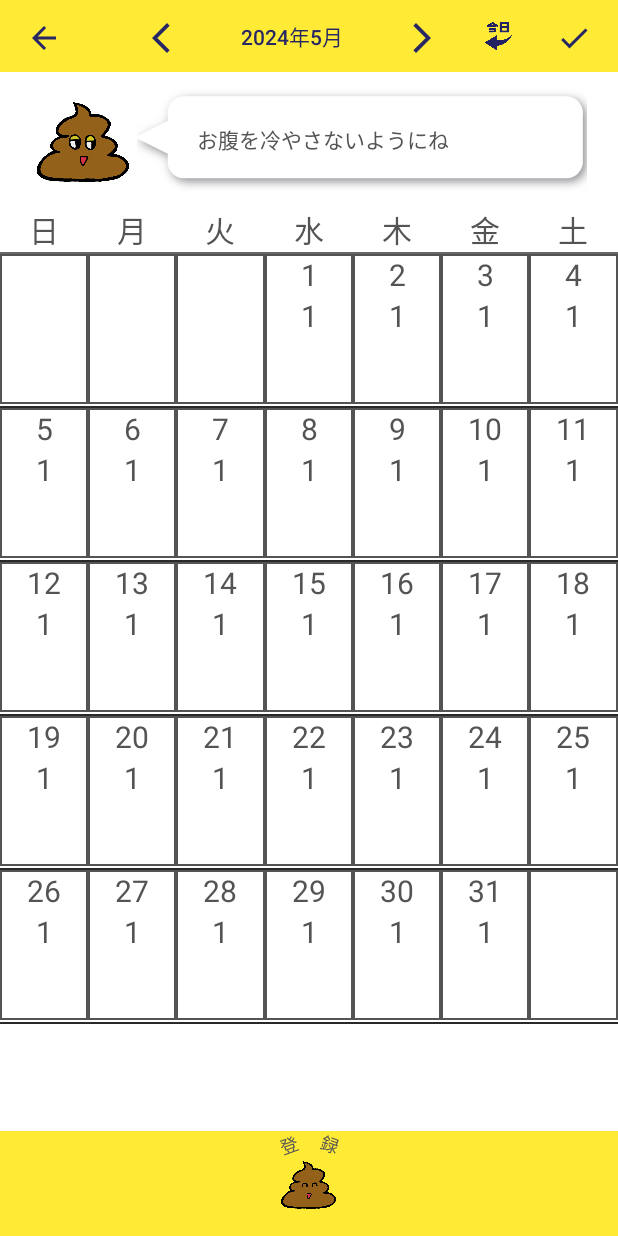
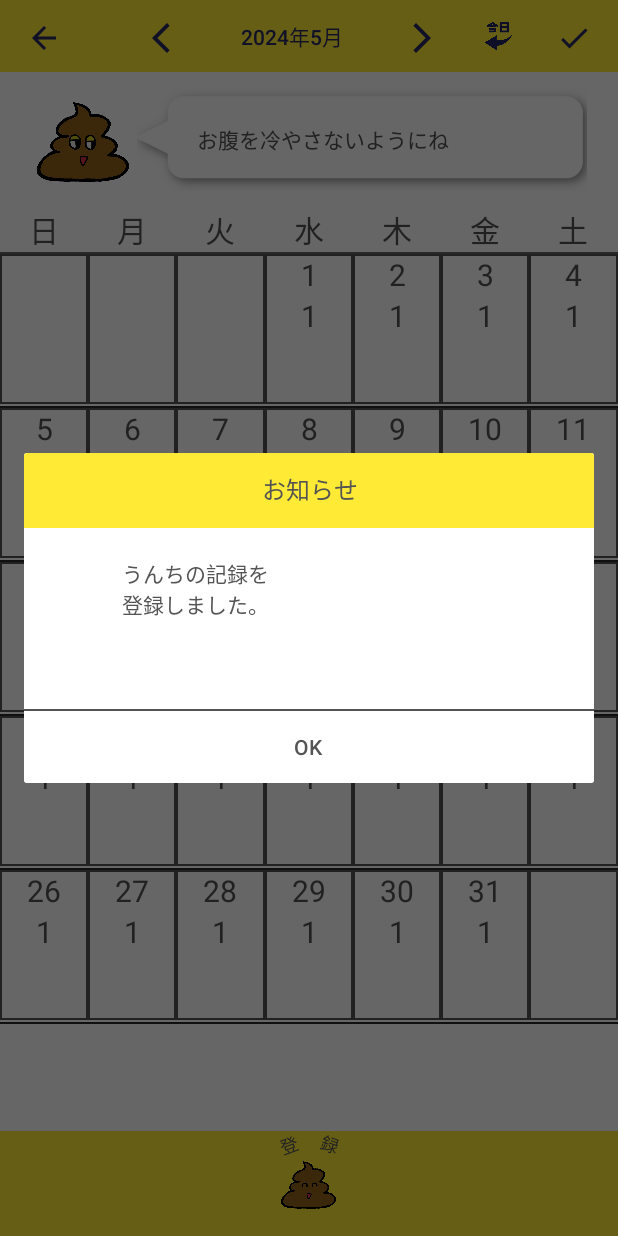
Before and after one commit to amefure/Android-KyounoUnchi, an Android app: the screen it shows after launch (MainActivity), after a tap on "うんち登録ボタン", on a phone screen of 412 x 824 dp. Run offline under Robolectric (Android 15) with nearby library versions, the phone set to English and light mode, and no system bars; our stand-ins replace AdMob, Room's generated code, RxJava; 1 other tap on this screen came first.

Commit message:
カスタムダイアログの実装

```diff
--- /dev/null
+++ b/app/src/main/java/com/amefure/unchilog/Model/Key/AppArgKey.kt
@@ -0,0 +1,15 @@
+package com.amefure.unchilog.Model.Key
+
+class AppArgKey {
+    companion object {
+
+        // Dialog
+        public const val ARG_DIALOG_TITLE_KEY = "ARG_DIALOG_TITLE_KEY"
+        public const val ARG_DIALOG_MSG_KEY = "ARG_DIALOG_MSG_KEY"
+        public const val ARG_DIALOG_SHOW_POSITIVE_KEY = "ARG_DIALOG_SHOW_POSITIVE_KEY"
+        public const val ARG_DIALOG_SHOW_NEGATIVE_KEY = "ARG_DIALOG_SHOW_NEGATIVE_KEY"
+
+        // AppLock
+        public const val APP_LOCK_FLAG_KEY = "APP_LOCK_FLAG_KEY"
+    }
+}
--- /dev/null
+++ b/app/src/main/java/com/amefure/unchilog/View/Dialog/CustomNotifyDialogFragment.kt
@@ -0,0 +1,112 @@
+package com.amefure.unchilog.View.Dialog
+
+import android.app.AlertDialog
+import android.app.Dialog
+import android.os.Bundle
+import android.view.View
+import android.widget.Button
+import android.widget.TextView
+import androidx.fragment.app.DialogFragment
+import com.amefure.unchilog.Model.Key.AppArgKey
+import com.amefure.unchilog.R
+
+class CustomNotifyDialogFragment : DialogFragment() {
+
+    /**
+     * 引数で受け取るデータ
+     */
+    private var title: String = ""
+    private var msg: String = ""
+    private var showPositive: Boolean = true
+    private var showNegative: Boolean = true
+
+    /**
+     * 引数で受け取る処理
+     */
+    private var listener: onTappedListner? = null
+
+    /**
+     * ポジティブボタンアクション
+     * ネガティブボタンアクション
+     */
+    interface onTappedListner {
+        fun onPositiveButtonTapped()
+        fun onNegativeButtonTapped()
+    }
+
+    /**
+     * リスナーのセットは使用するFragmentから呼び出して行う
+     * リスナーオブジェクトの中に処理が含まれて渡される
+     */
+    public fun setOnTappedListner(listener: onTappedListner? = null) {
+        // 定義した変数listenerに実行したい処理を引数で渡す（CategoryListFragmentで渡している）
+        this.listener = listener
+    }
+
+    /**
+     * インスタンス化メソッド
+     */
+    companion object {
+        @JvmStatic
+        public fun newInstance(title: String, msg: String, showPositive: Boolean = true, showNegative: Boolean = true) =
+            CustomNotifyDialogFragment().apply {
+                arguments = Bundle().apply {
+                    putString(AppArgKey.ARG_DIALOG_TITLE_KEY, title)
+                    putString(AppArgKey.ARG_DIALOG_MSG_KEY, msg)
+                    putBoolean(AppArgKey.ARG_DIALOG_SHOW_POSITIVE_KEY, showPositive)
+                    putBoolean(AppArgKey.ARG_DIALOG_SHOW_NEGATIVE_KEY, showNegative)
+                }
+            }
+    }
+
+    override fun onCreate(savedInstanceState: Bundle?) {
+        super.onCreate(savedInstanceState)
+        arguments?.let {
+            title = it.getString(AppArgKey.ARG_DIALOG_TITLE_KEY).toString()
+            msg = it.getString(AppArgKey.ARG_DIALOG_MSG_KEY).toString()
+            showPositive = it.getBoolean(AppArgKey.ARG_DIALOG_SHOW_POSITIVE_KEY)
+            showNegative = it.getBoolean(AppArgKey.ARG_DIALOG_SHOW_NEGATIVE_KEY)
+        }
+    }
+
+    override fun onCreateDialog(savedInstanceState: Bundle?): Dialog {
+
+        val builder = AlertDialog.Builder(this.requireContext())
+        val inflater = this.requireActivity().layoutInflater
+        val dialog = inflater.inflate(R.layout.fragment_custom_notify_dialog,null)
+
+        val title: TextView = dialog.findViewById(R.id.dialog_title)
+        val msg: TextView = dialog.findViewById(R.id.dialog_msg)
+        val positiveButton: Button = dialog.findViewById(R.id.positive_button)
+        val negativeButton: Button = dialog.findViewById(R.id.negative_button)
+        val divider: View = dialog.findViewById(R.id.button_vertical_divider)
+
+        if (!showPositive) {
+            positiveButton.visibility = View.GONE
+            divider.visibility = View.GONE
+        }
+
+        if (!showNegative) {
+            negativeButton.visibility = View.GONE
+            divider.visibility = View.GONE
+        }
+
+        title.text = this.title
+        msg.text = this.msg
+
+        // ポジティブボタンアクション実装
+        positiveButton.setOnClickListener {
+            listener?.onPositiveButtonTapped()
+            dismiss()
+        }
+
+        // ネガティブボタンアクション実装
+        negativeButton.setOnClickListener {
+            listener?.onNegativeButtonTapped()
+            dismiss()
+        }
+
+        builder.setView(dialog)
+        return builder.create()
+    }
+}
--- a/app/src/main/java/com/amefure/unchilog/View/PoopCalendarFragment.kt
+++ b/app/src/main/java/com/amefure/unchilog/View/PoopCalendarFragment.kt
@@ -21,6 +21,7 @@ import androidx.recyclerview.widget.RecyclerView
 import com.amefure.unchilog.R
 import com.amefure.unchilog.Repository.SCCalender.SCCalenderRepository
 import com.amefure.unchilog.Repository.SCCalender.fullname
+import com.amefure.unchilog.View.Dialog.CustomNotifyDialogFragment
 import com.amefure.unchilog.View.RecycleViewSetting.PoopCalendarAdapter
 import com.amefure.unchilog.View.RecycleViewSetting.WeekAdapter
 import com.amefure.unchilog.ViewModel.PoopViewModel
@@ -57,14 +58,39 @@ class PoopCalendarFragment : Fragment() {
 
         entryPoopButton.setOnClickListener {
             viewModel.insertPoop(createdAt = Date())
+            val dialog = CustomNotifyDialogFragment.newInstance(
+                title = getString(R.string.dialog_title_notice),
+                msg = getString(R.string.dialog_msg_success_entry_poop),
+                showPositive = true,
+                showNegative = false
+            )
+            dialog.show(parentFragmentManager, "SuccessEntryPoopDialog")
         }
 
         forwardMonthButton.setOnClickListener {
             var result = sccalenderRepository.forwardMonth()
+            if (!result) {
+                val dialog = CustomNotifyDialogFragment.newInstance(
+                    title = getString(R.string.dialog_title_notice),
+                    msg = getString(R.string.dialog_msg_failed_calendar_out_range),
+                    showPositive = true,
+                    showNegative = false
+                )
+                dialog.show(parentFragmentManager, "CalendarOutRangeNameDialog")
+            }
         }
 
         backMonthButton.setOnClickListener {
             var result = sccalenderRepository.backMonth()
+            if (!result) {
+                val dialog = CustomNotifyDialogFragment.newInstance(
+                    title = getString(R.string.dialog_title_notice),
+                    msg = getString(R.string.dialog_msg_failed_calendar_out_range),
+                    showPositive = true,
+                    showNegative = false
+                )
+                dialog.show(parentFragmentManager, "CalendarOutRangeNameDialog")
+            }
         }
 
         // 月の日付更新
--- /dev/null
+++ b/app/src/main/res/layout/fragment_custom_notify_dialog.xml
@@ -0,0 +1,104 @@
+<?xml version="1.0" encoding="utf-8"?>
+<androidx.constraintlayout.widget.ConstraintLayout xmlns:android="http://schemas.android.com/apk/res/android"
+    xmlns:app="http://schemas.android.com/apk/res-auto"
+    xmlns:tools="http://schemas.android.com/tools"
+    android:layout_width="300dp"
+    android:layout_height="220dp"
+    android:background="@color/white">
+
+
+    <TextView
+        android:id="@+id/dialog_title"
+        android:layout_width="match_parent"
+        android:layout_height="50dp"
+        android:background="@color/ex_thema"
+        android:padding="12dp"
+        android:text="@string/dialog_title_notice"
+        android:textAlignment="center"
+        android:textColor="@color/ex_text"
+        android:textSize="16dp"
+        app:layout_constraintBottom_toTopOf="@+id/dialog_msg"
+        app:layout_constraintEnd_toEndOf="parent"
+        app:layout_constraintHorizontal_bias="0.0"
+        app:layout_constraintStart_toStartOf="parent"
+        app:layout_constraintTop_toTopOf="parent"
+        app:layout_constraintVertical_bias="0.0" />
+
+    <TextView
+        android:id="@+id/dialog_msg"
+        android:layout_width="250dp"
+        android:layout_height="wrap_content"
+        android:layout_marginTop="20dp"
+        android:textColor="@color/ex_text"
+        android:text="messagemessagemessagemessagemessagemessagemessage"
+        app:layout_constraintEnd_toEndOf="parent"
+        app:layout_constraintStart_toStartOf="parent"
+        app:layout_constraintTop_toBottomOf="@+id/dialog_title" />
+
+
+    <androidx.constraintlayout.widget.Guideline
+        android:id="@+id/guideline2"
+        android:layout_width="wrap_content"
+        android:layout_height="wrap_content"
+        android:orientation="horizontal"
+        app:layout_constraintGuide_begin="172dp" />
+
+    <View
+        android:layout_width="match_parent"
+        android:layout_height="1dp"
+        android:background="@color/ex_text"
+        app:layout_constraintBottom_toTopOf="@+id/guideline2"
+        app:layout_constraintTop_toBottomOf="@+id/dialog_msg"
+        app:layout_constraintVertical_bias="1.0" />
+
+
+    <LinearLayout
+        android:layout_width="match_parent"
+        android:layout_height="wrap_content"
+        android:orientation="horizontal"
+        app:layout_constraintBottom_toBottomOf="parent"
+        app:layout_constraintEnd_toEndOf="parent"
+        app:layout_constraintStart_toStartOf="parent"
+        app:layout_constraintTop_toTopOf="@+id/guideline2">
+
+
+        <Space
+            android:layout_width="wrap_content"
+            android:layout_height="wrap_content"
+            android:layout_weight="1" />
+
+        <Button
+            android:id="@+id/negative_button"
+            android:layout_width="150dp"
+            android:layout_height="wrap_content"
+            android:backgroundTint="#00000000"
+            android:textColor="@color/ex_text"
+            style="?android:attr/borderlessButtonStyle"
+            android:text="キャンセル" />
+
+        <View
+            android:id="@+id/button_vertical_divider"
+            android:layout_width="1dp"
+            android:layout_height="match_parent"
+            android:background="@color/ex_text" />
+
+
+        <Button
+            android:id="@+id/positive_button"
+            android:layout_width="150dp"
+            android:layout_height="wrap_content"
+            android:backgroundTint="#00000000"
+            android:textColor="@color/ex_text"
+            style="?android:attr/borderlessButtonStyle"
+            android:text="OK" />
+
+
+        <Space
+            android:layout_width="wrap_content"
+            android:layout_height="wrap_content"
+            android:layout_weight="1" />
+
+    </LinearLayout>
+
+
+</androidx.constraintlayout.widget.ConstraintLayout>
--- a/app/src/main/res/values/strings.xml
+++ b/app/src/main/res/values/strings.xml
@@ -1,5 +1,43 @@
 <resources>
     <string name="app_name">UNCHILOG</string>
+
+    <!-- Dialog -->
+    <string name="dialog_title_notice">お知らせ</string>
+    <string name="dialog_msg_success_entry_poop">うんちの記録を\n登録しました。</string>
+    <string name="dialog_msg_failed_calendar_out_range">カレンダーの表示範囲外です。</string>
+
+    <!-- App Lock Dialog -->
+    <string name="dialog_save_password">パスワードを設定してアプリをロックしました。</string>
+    <string name="dialog_release_password">パスワードをリセットしてアプリのロックを解除しました。</string>
+    <string name="dialog_different_password">パスワードが違います。</string>
+
+    <!-- Setting -->
+    <string name="setting_app_lock">アプリをロックする</string>
+    <string name="setting_app_lock_desc">・アプリにパスワードを設定してロックをかけることができます。</string>
+
+    <string name="setting_link_inquiry">アプリの不具合はこちら</string>
+    <string name="setting_link_terms_of_service">利用規約とプライバシーポリシー</string>
+    <string name="setting_link_desc">・アプリに不具合がございましたら「アプリの不具合はこちら」よりお問い合わせください。</string>
+
+    <!-- AppLock -->
+    <string name="app_lock_password_placeholder">ー</string>
+    <string name="app_lock_password_fill">⚫︎</string>
+    <string name="app_lock_register">登録</string>
+    <string name="app_lock_number0">0</string>
+    <string name="app_lock_number1">1</string>
+    <string name="app_lock_number2">2</string>
+    <string name="app_lock_number3">3</string>
+    <string name="app_lock_number4">4</string>
+    <string name="app_lock_number5">5</string>
+    <string name="app_lock_number6">6</string>
+    <string name="app_lock_number7">7</string>
+    <string name="app_lock_number8">8</string>
+    <string name="app_lock_number9">9</string>
+    <string name="app_lock_number_none">-</string>
+    <string name="app_lock_number_back">←</string>
+
+
+
 
     <!-- Dev  -->
     <string name="admob_app_id">ca-app-pub-3940256099942544~3347511713</string>
```
